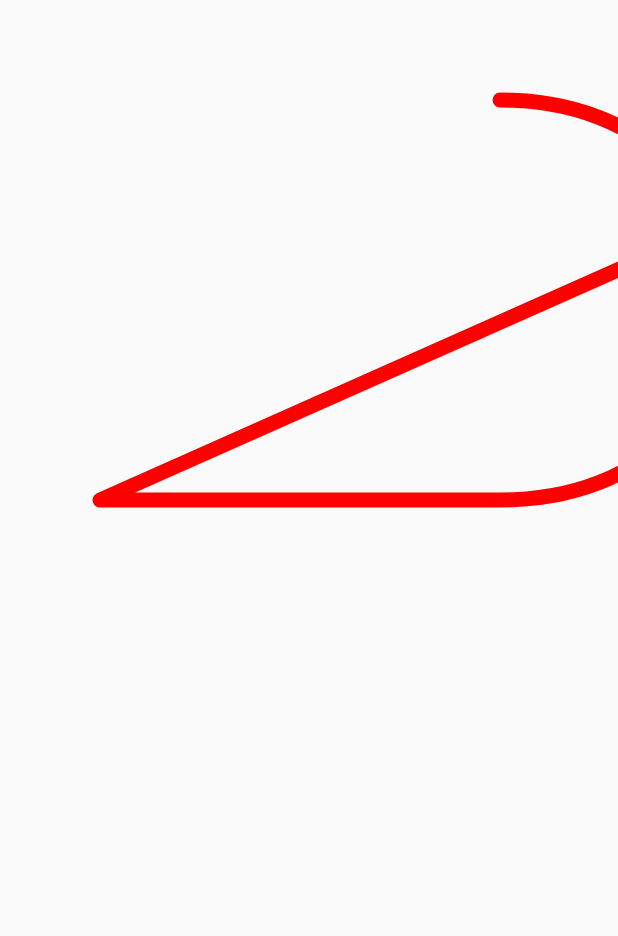
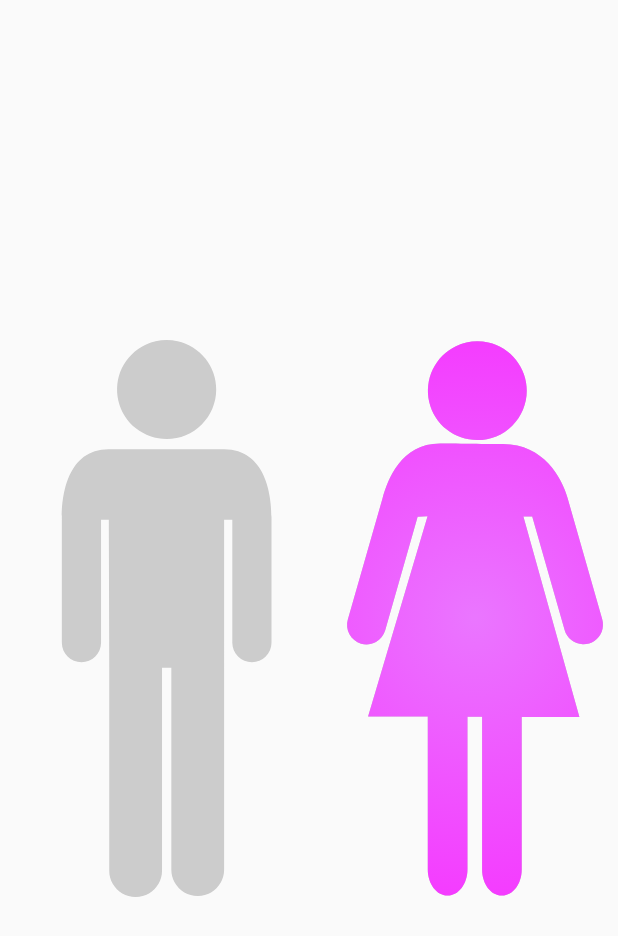
Before and after one commit to devAseemSharma/CanvasComposeMaster, an Android app built with Jetpack Compose: the screen it shows after launch (MainActivity), on a phone screen of 412 x 824 dp. Shown: the top 936 px of the screen. Run offline under Robolectric (Android 15) with nearby library versions, the phone set to English and light mode, and no system bars.

Commit message:
Added Gender Picker Animation

```diff
--- a/app/src/main/java/com/androidace/canvascomposemaster/MainActivity.kt
+++ b/app/src/main/java/com/androidace/canvascomposemaster/MainActivity.kt
@@ -60,6 +60,7 @@ import androidx.compose.ui.tooling.preview.Preview
 import androidx.compose.ui.unit.dp
 import androidx.compose.ui.unit.sp
 import com.androidace.canvascomposemaster.clock.ComposeClock
+import com.androidace.canvascomposemaster.genderpicker.GenderPicker
 import com.androidace.canvascomposemaster.paths.DrawTextOnPath
 import com.androidace.canvascomposemaster.ui.theme.CanvasComposeMasterTheme
 import com.androidace.canvascomposemaster.ui.theme.DarkGreen
@@ -79,7 +80,10 @@ class MainActivity : ComponentActivity() {
         enableEdgeToEdge()
         setContent {
             CanvasComposeMasterTheme {
-                CanvasPathBasic()
+                //CanvasPathBasic()
+                GenderPicker(modifier = Modifier.fillMaxSize()) {
+
+                }
             }
         }
     }
@@ -505,7 +509,8 @@ fun BallClicker(
                 )
             )
         }
-        Canvas(modifier = Modifier
+        Canvas(
+            modifier = Modifier
                 .fillMaxSize()
                 .pointerInput(enabled) {
                     if (!enabled) {
--- /dev/null
+++ b/app/src/main/java/com/androidace/canvascomposemaster/genderpicker/Gender.kt
@@ -0,0 +1,6 @@
+package com.androidace.canvascomposemaster.genderpicker
+
+sealed class Gender {
+    object Male : Gender()
+    object Female : Gender()
+}
--- /dev/null
+++ b/app/src/main/java/com/androidace/canvascomposemaster/genderpicker/GenderPicker.kt
@@ -0,0 +1,179 @@
+package com.androidace.canvascomposemaster.genderpicker
+
+import androidx.compose.animation.core.animateFloatAsState
+import androidx.compose.animation.core.tween
+import androidx.compose.foundation.Canvas
+import androidx.compose.foundation.gestures.detectTapGestures
+import androidx.compose.runtime.Composable
+import androidx.compose.runtime.getValue
+import androidx.compose.runtime.mutableStateOf
+import androidx.compose.runtime.remember
+import androidx.compose.runtime.setValue
+import androidx.compose.ui.Modifier
+import androidx.compose.ui.geometry.Offset
+import androidx.compose.ui.geometry.Rect
+import androidx.compose.ui.graphics.Brush
+import androidx.compose.ui.graphics.Canvas
+import androidx.compose.ui.graphics.Color
+import androidx.compose.ui.graphics.RadialGradient
+import androidx.compose.ui.graphics.drawscope.clipPath
+import androidx.compose.ui.graphics.drawscope.scale
+import androidx.compose.ui.graphics.drawscope.translate
+import androidx.compose.ui.graphics.vector.PathParser
+import androidx.compose.ui.input.pointer.pointerInput
+import androidx.compose.ui.res.stringResource
+import androidx.compose.ui.unit.Dp
+import androidx.compose.ui.unit.dp
+import com.androidace.canvascomposemaster.R
+
+@Composable
+fun GenderPicker(
+    modifier: Modifier = Modifier,
+    maleGradient: List<Color> = listOf(Color(0XFF6D6dFF), Color.Blue),
+    femaleGradient: List<Color> = listOf(Color(0XFFEA76FF), Color.Magenta),
+    distanceBetweenGenders: Dp = 50.dp,
+    pathScaleFactor: Float = 7f,
+    onGenderSelected: (Gender) -> Unit
+) {
+
+    var selectedGender by remember {
+        mutableStateOf<Gender>(Gender.Female)
+    }
+
+    var center by remember {
+        mutableStateOf(Offset.Unspecified)
+    }
+
+    val malePathString = stringResource(R.string.male_path)
+    val femalePathString = stringResource(R.string.female_path)
+
+
+    val malePath = remember {
+        PathParser().parsePathString(malePathString).toPath()
+    }
+
+    val femalePath = remember {
+        PathParser().parsePathString(femalePathString).toPath()
+    }
+
+    val malePathBounds = remember {
+        malePath.getBounds()
+    }
+
+    val femalePathBounds = remember {
+        femalePath.getBounds()
+    }
+
+    var maleTranslationOffset by remember {
+        mutableStateOf(Offset.Zero)
+    }
+    var femaleTranslationOffset by remember {
+        mutableStateOf(Offset.Zero)
+    }
+
+    var currentClickOffset by remember {
+        mutableStateOf(Offset.Zero)
+    }
+
+    val maleSelectionRadius = animateFloatAsState(
+        targetValue = if (selectedGender is Gender.Male) 80f else 0f,
+        animationSpec = tween(500)
+    )
+
+    val femaleSelectionRadius = animateFloatAsState(
+        targetValue = if (selectedGender is Gender.Female) 80f else 0f,
+        animationSpec = tween(500)
+    )
+
+    Canvas(
+        modifier = modifier
+            .pointerInput(true) {
+                detectTapGestures {
+                    val transformedMaleRect = Rect(
+                        offset = maleTranslationOffset,
+                        size = malePathBounds.size * pathScaleFactor
+                    )
+
+                    val transformFemaleRect = Rect(
+                        offset = femaleTranslationOffset,
+                        size = femalePathBounds.size * pathScaleFactor
+                    )
+
+                    if (selectedGender !is Gender.Male && transformedMaleRect.contains(it)) {
+                        currentClickOffset = it
+                        selectedGender = Gender.Male
+                        onGenderSelected(Gender.Male)
+                    } else if (selectedGender !is Gender.Female && transformFemaleRect.contains(it)) {
+                        currentClickOffset = it
+                        selectedGender = Gender.Female
+                        onGenderSelected(Gender.Female)
+                    }
+                }
+            }) {
+        center = this.center
+
+        maleTranslationOffset = Offset(
+            x = center.x - malePathBounds.width * pathScaleFactor - distanceBetweenGenders.toPx() / 2f,
+            y = center.y - pathScaleFactor * malePathBounds.height / 2f
+        )
+
+        femaleTranslationOffset = Offset(
+            x = center.x + distanceBetweenGenders.toPx() / 2f,
+            y = center.y - pathScaleFactor * femalePathBounds.height / 2f
+        )
+
+        val untransformedMaleClickOffset = if (currentClickOffset == Offset.Zero) {
+            malePathBounds.center
+        } else {
+            (currentClickOffset - maleTranslationOffset) / pathScaleFactor
+        }
+
+        val untransformedFemaleClickOffset = if (currentClickOffset == Offset.Zero) {
+            femalePathBounds.center
+        } else {
+            (currentClickOffset - femaleTranslationOffset) / pathScaleFactor
+        }
+
+
+        translate(left = maleTranslationOffset.x, top = maleTranslationOffset.y) {
+            scale(
+                scale = pathScaleFactor,
+                pivot = malePathBounds.topLeft
+            ) {
+                drawPath(path = malePath, color = Color.LightGray)
+                clipPath(path = malePath) {
+                    drawCircle(
+                        brush = Brush.radialGradient(
+                            colors = maleGradient,
+                            center = untransformedMaleClickOffset,
+                            radius = maleSelectionRadius.value + 1f
+                        ),
+                        center = untransformedMaleClickOffset,
+                        radius = maleSelectionRadius.value
+                    )
+                }
+            }
+        }
+
+        translate(left = femaleTranslationOffset.x, top = femaleTranslationOffset.y) {
+            scale(
+                scale = pathScaleFactor,
+                pivot = femalePathBounds.topLeft
+            ) {
+                drawPath(path = femalePath, color = Color.LightGray)
+                clipPath(path = femalePath) {
+                    drawCircle(
+                        brush = Brush.radialGradient(
+                            colors = femaleGradient,
+                            center = untransformedFemaleClickOffset,
+                            radius = femaleSelectionRadius.value + 1f
+                        ),
+                        center = untransformedFemaleClickOffset,
+                        radius = femaleSelectionRadius.value
+                    )
+                }
+            }
+        }
+    }
+
+}
--- a/app/src/main/res/values/strings.xml
+++ b/app/src/main/res/values/strings.xml
@@ -1,3 +1,5 @@
 <resources>
     <string name="app_name">CanvasComposeMaster</string>
+    <string name="female_path">M25.67,7.06a7.06,7.06 0,1 0,-7.06 7.05A7.06,7.06 0,0 0,25.67 7.06ZM2,43.19a2.8,2.8 0,0 0,3.45 -1.92l4.63,-16.22L11.5,25 3,53.59l8.53,0V75.46c0,2.05 1.26,3.72 2.8,3.72h0.06c1.55,0 2.81,-1.67 2.81,-3.72V53.64h2.09V75.46c0,2.05 1.25,3.72 2.8,3.72h0.06c1.55,0 2.8,-1.67 2.8,-3.72V53.66l8.24,0 -8,-28.64h1.26l4.63,16.22a2.79,2.79 0,1 0,5.37 -1.53l-4.94,-17.3c-0.81,-2.84 -3.41,-7.73 -9.23,-7.73 -0.42,0 -6.74,-0.1 -9,-0.1 -5.59,0 -7.45,5.16 -8.21,7.83L0.11,39.74A2.79,2.79 0,0 0,2 43.19Z</string>
+    <string name="male_path">M22.05,7.08A7.08,7.08 0,1 0,15 14.16,7.08 7.08,0 0,0 22.05,7.08ZM0,25.2V43.25a2.8,2.8 0,0 0,5.6 0V25.67H6.71l0.06,21.16v29a3.73,3.73 0,0 0,3.73 3.74h0.08a3.73,3.73 0,0 0,3.73 -3.74v-29h1.33V75.69a3.73,3.73 0,0 0,3.73 3.73h0.08a3.73,3.73 0,0 0,3.73 -3.73v-50h1.17V43.25a2.8,2.8 0,0 0,5.6 0v-18c0,-2.95 -0.78,-9.64 -6.77,-9.64H6.69C0.77,15.62 0,22.26 0,25.2Z</string>
 </resources>
```
Also changed, not shown: app/src/main/res/drawable/ic_female.xml (added, +11 -0 lines), app/src/main/res/drawable/ic_man.xml (added, +11 -0 lines). Lines whose indentation alone changed are shown as unchanged.
